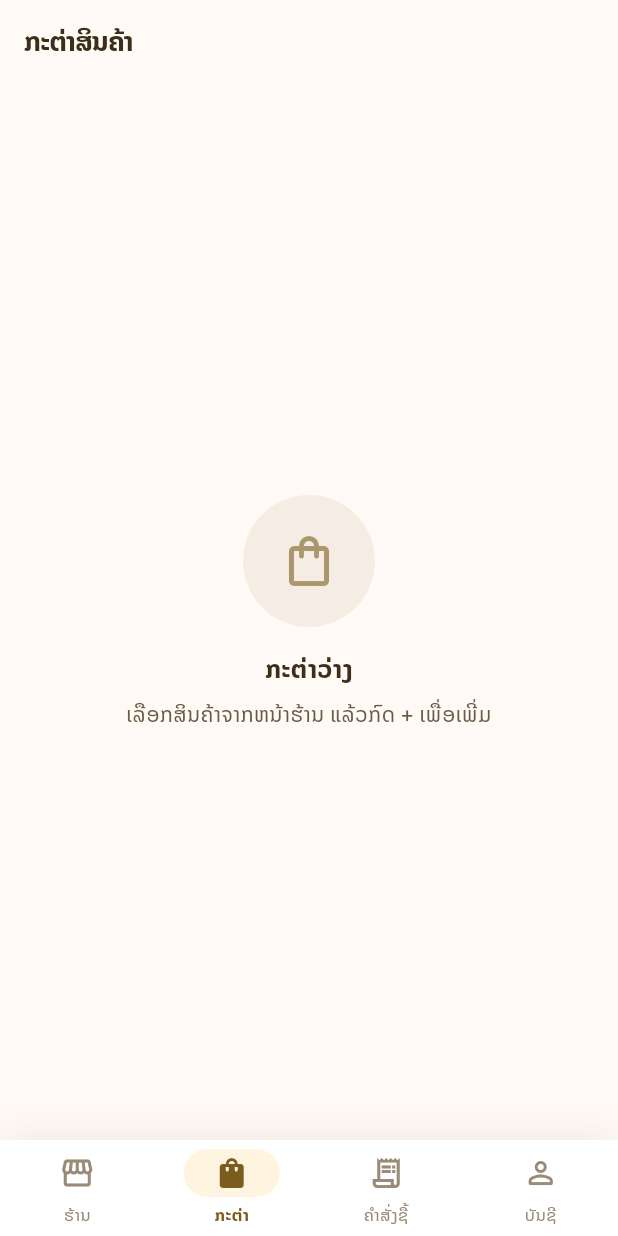
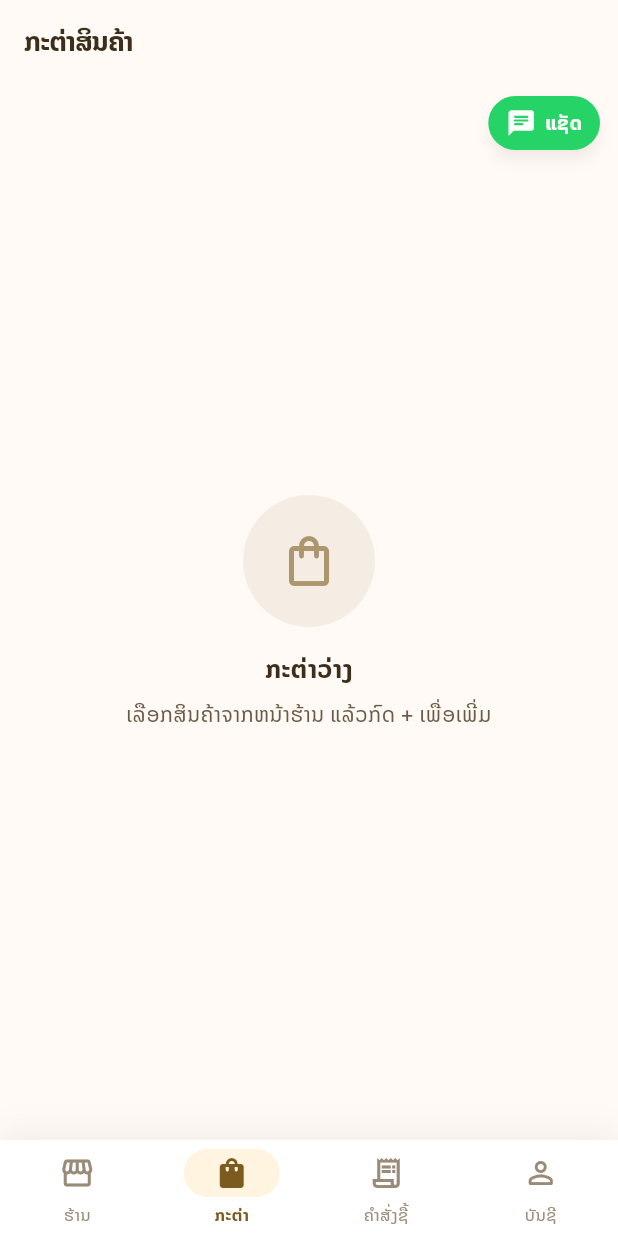
Before and after one commit to maisyltnv/lao-rice-app, a Flutter app: the screen it shows after launch, item 2 of the bottom bar chosen, on a phone screen of 412 x 824 dp. Run offline on Flutter 3.47's test engine with Material 3 defaults, Android fonts, the phone set to English and light mode, and no system bars; our stand-ins replace flutter_map, geolocator, google_fonts, image_picker, latlong2, shared_preferences; missing offline and left inert: mobile_scanner; accounts and stored records are empty; network calls fail.

Commit message:
add chat

````diff
--- /dev/null
+++ b/lib/core/constants/support_contact_config.dart
@@ -0,0 +1,34 @@
+/// WhatsApp Business contact for customer support.
+///
+/// Override at build time:
+/// ```bash
+/// flutter run --dart-define=WHATSAPP_NUMBER=8562012345678
+/// ```
+library;
+
+class SupportContactConfig {
+  SupportContactConfig._();
+
+  /// E.164 digits only (no +). Laos mobile example: 85620XXXXXXXX.
+  static const String defaultWhatsAppE164 = '8562055512345';
+
+  static const String defaultGreeting =
+      'ສະບາຍດີ, ຂ້ອຍສົນໃຈສັ່ງເຂົ້າຈາກຮ້ານເຂົ້າສານ — ຊ່ວຍແນະນຳແລະຢືນຢັນຄຳສັ່ງໃຫ້ແດ່.';
+
+  static String get whatsAppE164 {
+    const override = String.fromEnvironment('WHATSAPP_NUMBER');
+    if (override.isNotEmpty) return normalizeForWaMe(override);
+    return defaultWhatsAppE164;
+  }
+
+  /// Converts 020…, +856…, or 856… to wa.me format (85620…).
+  static String normalizeForWaMe(String input) {
+    var digits = input.replaceAll(RegExp(r'\D'), '');
+    if (digits.startsWith('0')) {
+      digits = '856${digits.substring(1)}';
+    } else if (!digits.startsWith('856')) {
+      digits = '856$digits';
+    }
+    return digits;
+  }
+}
--- a/lib/core/utils/product_image_url_resolver.dart
+++ b/lib/core/utils/product_image_url_resolver.dart
@@ -1,6 +1,8 @@
 import 'dart:convert';
 
 import 'package:http/http.dart' as http;
+
+import 'api_media_url.dart';
 
 /// Resolves product image URLs to a direct image file URL when possible.
 ///
@@ -35,6 +37,7 @@ class ProductImageUrlResolver {
       return true;
     }
     if (lower.contains('plain-apac-prod-public.komododecks.com')) return true;
+    if (ApiMediaUrl.isApiHostedImage(trimmed)) return true;
     return false;
   }
 
--- a/lib/presentation/screens/shell/main_shell.dart
+++ b/lib/presentation/screens/shell/main_shell.dart
@@ -7,6 +7,7 @@ import '../cart/cart_screen.dart';
 import '../home/home_screen.dart';
 import '../orders/order_history_screen.dart';
 import '../profile/profile_screen.dart';
+import '../../widgets/whatsapp_chat_fab.dart';
 
 class MainShell extends StatefulWidget {
   const MainShell({super.key});
@@ -51,9 +52,26 @@ class _MainShellState extends State<MainShell> {
               title: Text(_titles[_index]),
               backgroundColor: AppColors.background,
             ),
-      body: AnimatedSwitcher(
-        duration: const Duration(milliseconds: 220),
-        child: KeyedSubtree(key: ValueKey(_index), child: body),
+      body: Stack(
+        clipBehavior: Clip.none,
+        children: [
+          AnimatedSwitcher(
+            duration: const Duration(milliseconds: 220),
+            child: KeyedSubtree(key: ValueKey(_index), child: body),
+          ),
+          const Positioned(
+            top: 0,
+            right: 0,
+            child: SafeArea(
+              left: false,
+              bottom: false,
+              child: Padding(
+                padding: EdgeInsets.only(top: 8, right: 12),
+                child: WhatsAppChatFab(),
+              ),
+            ),
+          ),
+        ],
       ),
       bottomNavigationBar: Container(
         decoration: BoxDecoration(
--- /dev/null
+++ b/lib/presentation/widgets/whatsapp_chat_fab.dart
@@ -0,0 +1,70 @@
+import 'package:flutter/material.dart';
+import 'package:google_fonts/google_fonts.dart';
+import 'package:provider/provider.dart';
+
+import '../../core/constants/support_contact_config.dart';
+import '../../core/utils/whatsapp_chat.dart';
+import '../providers/auth_provider.dart';
+import 'top_right_toast.dart';
+
+/// Top-right chat chip — opens WhatsApp with a greeting prefilled.
+class WhatsAppChatFab extends StatelessWidget {
+  const WhatsAppChatFab({super.key});
+
+  String _greeting(BuildContext context) {
+    final auth = context.read<AuthProvider>();
+    if (!auth.isSignedIn) return SupportContactConfig.defaultGreeting;
+
+    final parts = <String>['ສະບາຍດີ, ຂ້ອຍສົນໃຈສັ່ງເຂົ້າຈາກຮ້ານເຂົ້າສານ'];
+    final phone = auth.phone?.trim();
+    if (phone != null && phone.isNotEmpty) {
+      parts.add('ເບີ: $phone');
+    }
+    parts.add('ຊ່ວຍແນະນຳແລະຢືນຢັນຄຳສັ່ງໃຫ້ແດ່.');
+    return parts.join(' — ');
+  }
+
+  Future<void> _onTap(BuildContext context) async {
+    final ok = await openWhatsAppChat(message: _greeting(context));
+    if (!context.mounted) return;
+    if (!ok) {
+      showTopRightToast(
+        context,
+        'ບໍ່ສາມາດເປີດ WhatsApp ໄດ້ — ກະລຸນາຕິດຕັ້ງແອັບ WhatsApp',
+        isError: true,
+      );
+    }
+  }
+
+  @override
+  Widget build(BuildContext context) {
+    return Material(
+      elevation: 4,
+      shadowColor: Colors.black26,
+      color: const Color(0xFF25D366),
+      borderRadius: BorderRadius.circular(24),
+      child: InkWell(
+        onTap: () => _onTap(context),
+        borderRadius: BorderRadius.circular(24),
+        child: Padding(
+          padding: const EdgeInsets.symmetric(horizontal: 12, vertical: 8),
+          child: Row(
+            mainAxisSize: MainAxisSize.min,
+            children: [
+              const Icon(Icons.chat_rounded, color: Colors.white, size: 20),
+              const SizedBox(width: 6),
+              Text(
+                'ແຊັດ',
+                style: GoogleFonts.notoSansLao(
+                  fontWeight: FontWeight.w700,
+                  fontSize: 13,
+                  color: Colors.white,
+                ),
+              ),
+            ],
+          ),
+        ),
+      ),
+    );
+  }
+}
````
Also changed, not shown: lib/core/utils/api_media_url.dart (+46 -1 lines), lib/core/utils/whatsapp_chat.dart (added, +19 -0 lines), lib/domain/entities/order_item_entity.dart (+37 -2 lines), lib/presentation/screens/orders/order_history_screen.dart (+36 -0 lines), lib/presentation/widgets/customer_order_card.dart (+22 -3 lines), 2 other files.
